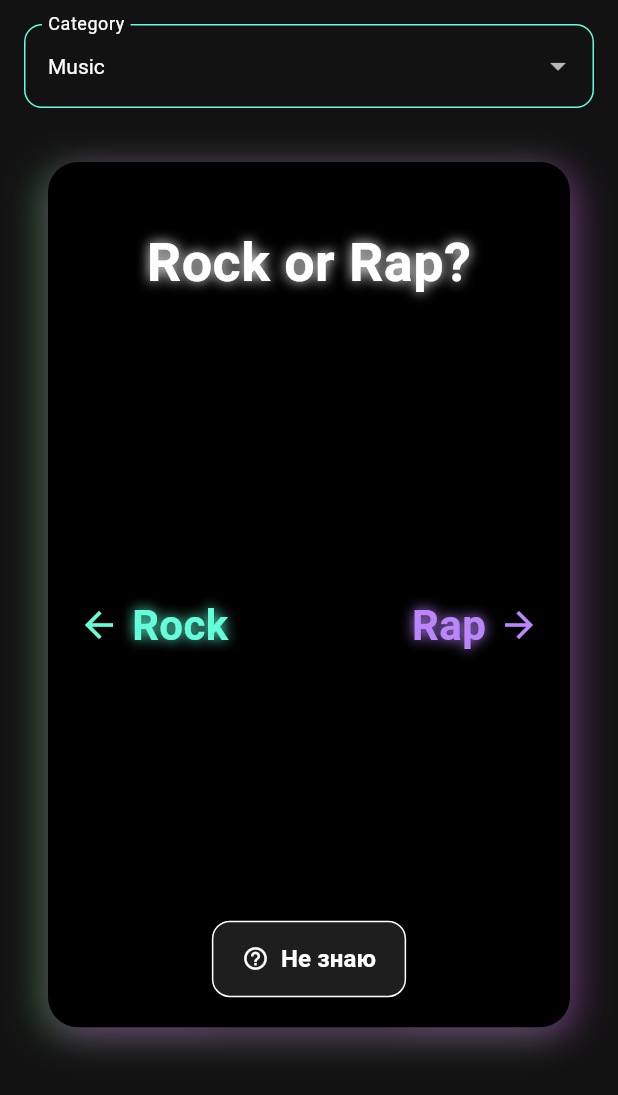
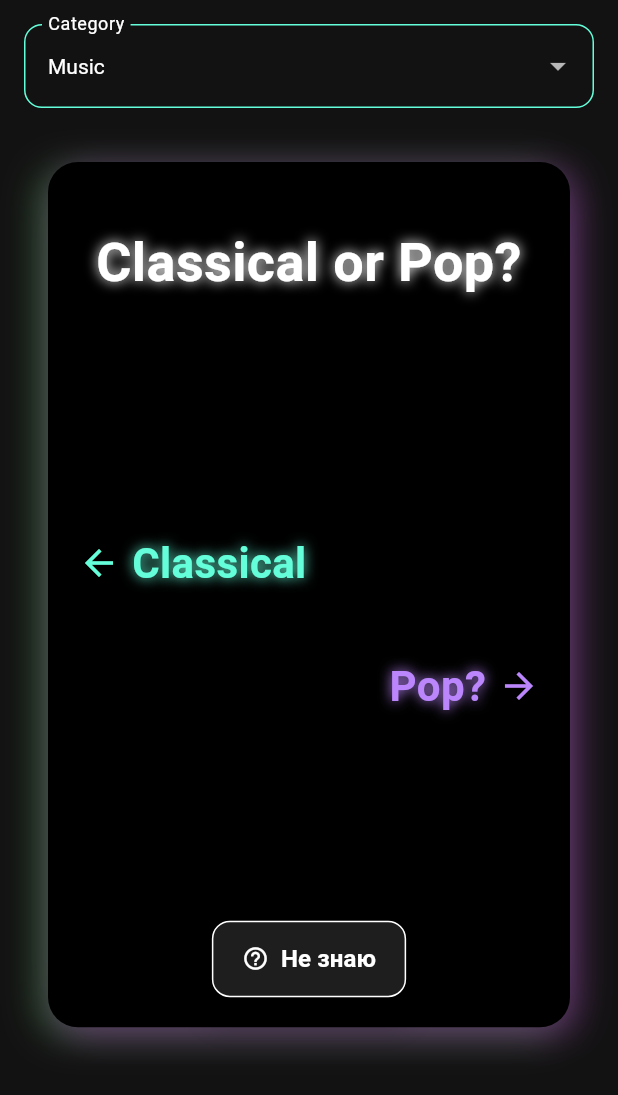
Before and after one commit to bim-bim-bam-baam/flutter_front, a Flutter app: the TestsPage screen opened directly, after a tap on "Не знаю", on a phone screen of 412 x 824 dp. Shown: the top 1095 px of the screen. Run offline on Flutter 3.47's test engine with Material 3 defaults, Android fonts, the phone set to English and light mode, and no system bars; drawn by our look-alikes of swipe_cards; our stand-ins replace shared_preferences; accounts and stored records are empty.

Commit message:
Fixed bugs in question cards

```diff
--- a/lib/screens/pages/tests_page.dart
+++ b/lib/screens/pages/tests_page.dart
@@ -13,10 +13,54 @@ class _TestsPageState extends State<TestsPage> {
   final List<String> _categories = ['Music', 'Movies', 'Books', 'Sports'];
 
   final Map<String, List<String>> _questionsByCategory = {
-    'Music': ['Rock or Rap?'],
-    'Movies': ['Action or Comedy?'],
-    'Books': ['Fiction or Non-Fiction?'],
-    'Sports': ['Football or Basketball?'],
+    'Music': [
+      'Rock or Rap?',
+      'Classical or Pop?',
+      'Jazz or Blues?',
+      'EDM or Hip-hop?',
+      'Indie or Alternative?',
+      'Country or Folk?',
+      'Live Concerts or Studio Recordings?',
+      'Piano or Guitar?',
+      'Solo Artists or Bands?',
+      'Vinyl or Digital?'
+    ],
+    'Movies': [
+      'Action or Comedy?',
+      'Horror or Drama?',
+      'Sci-Fi or Fantasy?',
+      'Romance or Thriller?',
+      'Superhero Movies or Documentaries?',
+      'Classic Movies or Modern Films?',
+      'Animated or Live-Action?',
+      'Subtitles or Dubbed?',
+      'Independent Films or Blockbusters?',
+      'Series or Movies?'
+    ],
+    'Books': [
+      'Fiction or Non-Fiction?',
+      'Mystery or Romance?',
+      'Biography or History?',
+      'Fantasy or Science Fiction?',
+      'Poetry or Prose?',
+      'Novels or Short Stories?',
+      'E-books or Paperbacks?',
+      'Libraries or Bookstores?',
+      'Self-Help or Philosophy?',
+      'Comics or Graphic Novels?'
+    ],
+    'Sports': [
+      'Football or Basketball?',
+      'Tennis or Golf?',
+      'Running or Swimming?',
+      'Team Sports or Solo Sports?',
+      'Gym or Outdoor Activities?',
+      'Winter Sports or Summer Sports?',
+      'Cycling or Hiking?',
+      'Formula 1 or MotoGP?',
+      'Martial Arts or Yoga?',
+      'Cricket or Baseball?'
+    ],
   };
 
   late List<SwipeItem> _swipeItems;
@@ -62,7 +106,7 @@ class _TestsPageState extends State<TestsPage> {
         padding: const EdgeInsets.all(16.0),
         child: Column(
           children: [
-            // Dropdown for categories
+            // Dropdown для выбора категории
             DropdownButtonFormField<String>(
               value: _selectedCategory,
               decoration: InputDecoration(
@@ -95,12 +139,44 @@ class _TestsPageState extends State<TestsPage> {
             ),
             const SizedBox(height: 20),
 
-            // Swipe cards
+            // Карточки Swipe
             Expanded(
               child: SwipeCards(
                 matchEngine: _matchEngine,
                 itemBuilder: (context, index) {
                   final question = _swipeItems[index].content as String;
+
+                  // Разделение текста на левые и правые варианты
+                  final parts = question.split(' or ');
+                  final leftOption = parts.isNotEmpty ? parts[0] : 'Option 1';
+                  final rightOption = parts.length > 1 ? parts[1] : 'Option 2';
+
+                  // Проверка длины текста для определения наложения
+                  final TextPainter leftTextPainter = TextPainter(
+                    text: TextSpan(
+                      text: leftOption,
+                      style: const TextStyle(
+                        fontSize: 28,
+                        fontWeight: FontWeight.bold,
+                      ),
+                    ),
+                    textDirection: TextDirection.ltr,
+                  )..layout();
+                  final TextPainter rightTextPainter = TextPainter(
+                    text: TextSpan(
+                      text: rightOption,
+                      style: const TextStyle(
+                        fontSize: 28,
+                        fontWeight: FontWeight.bold,
+                      ),
+                    ),
+                    textDirection: TextDirection.ltr,
+                  )..layout();
+
+                  final double textOverlapThreshold = screenWidth * 0.4;
+                  final bool textOverlap =
+                      leftTextPainter.width + rightTextPainter.width >
+                      textOverlapThreshold;
 
                   return Container(
                     width: screenWidth * 0.9,
@@ -123,7 +199,7 @@ class _TestsPageState extends State<TestsPage> {
                     ),
                     child: Stack(
                       children: [
-                        // Вопрос в верхней части карточки, динамический размер
+                        // Вопрос сверху карточки
                         Positioned(
                           top: screenHeight * 0.05,
                           left: 20,
@@ -132,7 +208,7 @@ class _TestsPageState extends State<TestsPage> {
                             question,
                             textAlign: TextAlign.center,
                             style: TextStyle(
-                              fontSize: question.length > 20 ? 28 : 36, // Динамический размер
+                              fontSize: question.length > 20 ? 28 : 36,
                               fontWeight: FontWeight.bold,
                               color: Colors.white,
                               shadows: const [
@@ -145,10 +221,12 @@ class _TestsPageState extends State<TestsPage> {
                           ),
                         ),
 
-                        // Текст "Rock" с зеленой стрелкой в центре карточки
+                        // Левый вариант выбора
                         Positioned(
                           left: 20,
-                          top: screenHeight * 0.35,
+                          top: textOverlap
+                              ? screenHeight * 0.3
+                              : screenHeight * 0.35,
                           child: Row(
                             children: [
                               const Icon(
@@ -158,14 +236,14 @@ class _TestsPageState extends State<TestsPage> {
                               ),
                               const SizedBox(width: 8),
                               Text(
-                                'Rock',
-                                style: TextStyle(
+                                leftOption,
+                                style: const TextStyle(
                                   fontSize: 28,
                                   fontWeight: FontWeight.bold,
-                                  color: const Color(0xFF64FFDA),
+                                  color: Color(0xFF64FFDA),
                                   shadows: [
                                     Shadow(
-                                      color: const Color(0xFF64FFDA),
+                                      color: Color(0xFF64FFDA),
                                       blurRadius: 10,
                                     ),
                                   ],
@@ -175,21 +253,23 @@ class _TestsPageState extends State<TestsPage> {
                           ),
                         ),
 
-                        // Текст "Rap" с фиолетовой стрелкой в центре карточки
+                        // Правый вариант выбора
                         Positioned(
                           right: 20,
-                          top: screenHeight * 0.35,
+                          top: textOverlap
+                              ? screenHeight * 0.4
+                              : screenHeight * 0.35,
                           child: Row(
                             children: [
                               Text(
-                                'Rap',
-                                style: TextStyle(
+                                rightOption,
+                                style: const TextStyle(
                                   fontSize: 28,
                                   fontWeight: FontWeight.bold,
-                                  color: const Color(0xFFBB86FC),
+                                  color: Color(0xFFBB86FC),
                                   shadows: [
                                     Shadow(
-                                      color: const Color(0xFFBB86FC),
+                                      color: Color(0xFFBB86FC),
                                       blurRadius: 10,
                                     ),
                                   ],
```
